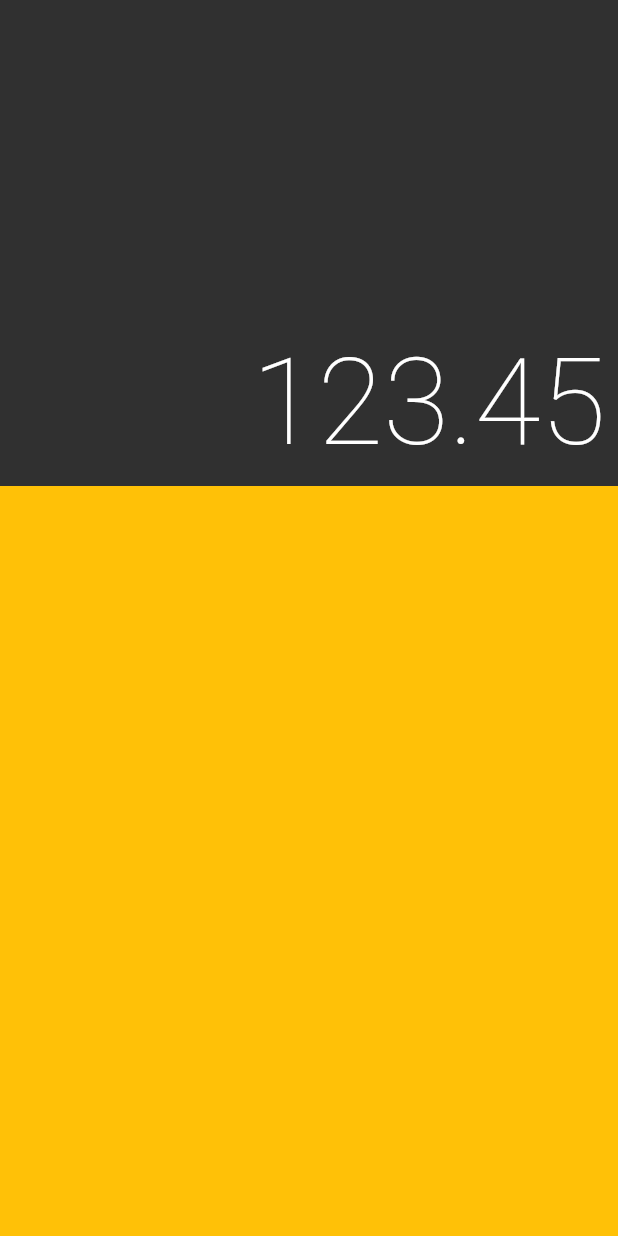
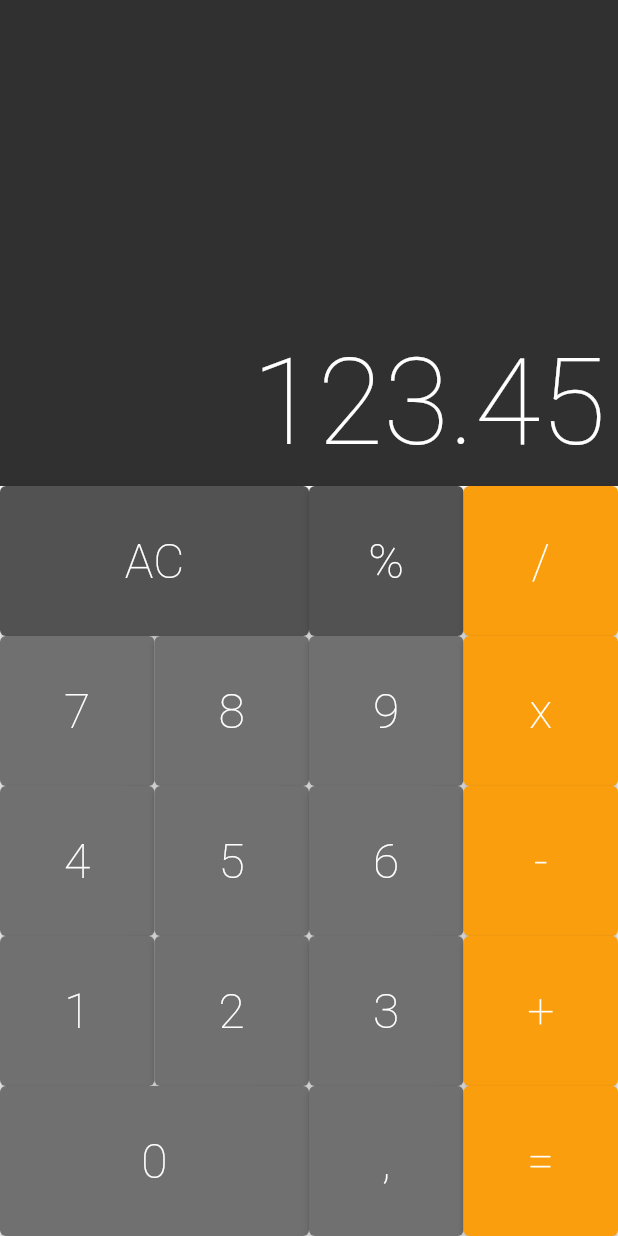
Before and after one commit to marcosmanto/calculator_flutter, a Flutter app: the screen it shows after launch, on a phone screen of 412 x 824 dp. Run offline on Flutter 3.47's test engine with Material 2 defaults, Android fonts, the phone set to English and light mode, and no system bars; drawn by our look-alikes of auto_size_text.

Commit message:
Added callback chain to send button text when button is pressed to the parent widget Calculator.

```diff
--- /dev/null
+++ b/lib/components/button.dart
@@ -0,0 +1,57 @@
+// ignore_for_file: constant_identifier_names
+
+import 'package:flutter/material.dart';
+
+class Button extends StatelessWidget {
+  static const darkColor = Color.fromRGBO(82, 82, 82, 1);
+  static const defaultColor = Color.fromRGBO(112, 112, 112, 1);
+  static const operationColor = Color.fromRGBO(250, 158, 13, 1);
+
+  final String text;
+  final bool big;
+  final Color color;
+  final void Function(String) onPressed;
+
+  const Button({
+    super.key,
+    required this.text,
+    required this.onPressed,
+    this.big = false,
+    this.color = defaultColor,
+  });
+
+  const Button.big({
+    super.key,
+    required this.text,
+    required this.onPressed,
+    this.big = true,
+    this.color = defaultColor,
+  });
+
+  const Button.operation({
+    super.key,
+    required this.text,
+    required this.onPressed,
+    this.big = false,
+    this.color = operationColor,
+  });
+
+  @override
+  Widget build(BuildContext context) {
+    return Expanded(
+      flex: big ? 2 : 1,
+      child: ElevatedButton(
+        style: ElevatedButton.styleFrom(backgroundColor: color),
+        onPressed: () => onPressed(text),
+        child: Text(
+          text,
+          style: const TextStyle(
+            color: Colors.white,
+            fontSize: 32,
+            fontWeight: FontWeight.w200,
+          ),
+        ),
+      ),
+    );
+  }
+}
--- /dev/null
+++ b/lib/components/button_row.dart
@@ -0,0 +1,18 @@
+import 'package:calculator_flutter/components/button.dart';
+import 'package:flutter/material.dart';
+
+class ButtonRow extends StatelessWidget {
+  final List<Button> buttons;
+
+  const ButtonRow({super.key, required this.buttons});
+
+  @override
+  Widget build(BuildContext context) {
+    return Expanded(
+      child: Row(
+        crossAxisAlignment: CrossAxisAlignment.stretch,
+        children: buttons,
+      ),
+    );
+  }
+}
--- a/lib/components/keyboard.dart
+++ b/lib/components/keyboard.dart
@@ -1,13 +1,114 @@
+import 'package:calculator_flutter/components/button.dart';
+import 'package:calculator_flutter/components/button_row.dart';
 import 'package:flutter/material.dart';
 
 class Keyboard extends StatelessWidget {
-  const Keyboard({super.key});
+  final void Function(String) onButtonPressed;
+
+  const Keyboard({super.key, required this.onButtonPressed});
 
   @override
   Widget build(BuildContext context) {
     return Container(
       height: 500,
-      color: Colors.amber,
+      child: Column(
+        children: [
+          ButtonRow(
+            buttons: [
+              Button.big(
+                text: 'AC',
+                color: Button.darkColor,
+                onPressed: onButtonPressed,
+              ),
+              Button(
+                text: '%',
+                color: Button.darkColor,
+                onPressed: onButtonPressed,
+              ),
+              Button.operation(
+                text: '/',
+                onPressed: onButtonPressed,
+              ),
+            ],
+          ),
+          ButtonRow(
+            buttons: [
+              Button(
+                text: '7',
+                onPressed: onButtonPressed,
+              ),
+              Button(
+                text: '8',
+                onPressed: onButtonPressed,
+              ),
+              Button(
+                text: '9',
+                onPressed: onButtonPressed,
+              ),
+              Button.operation(
+                text: 'x',
+                onPressed: onButtonPressed,
+              ),
+            ],
+          ),
+          ButtonRow(
+            buttons: [
+              Button(
+                text: '4',
+                onPressed: onButtonPressed,
+              ),
+              Button(
+                text: '5',
+                onPressed: onButtonPressed,
+              ),
+              Button(
+                text: '6',
+                onPressed: onButtonPressed,
+              ),
+              Button.operation(
+                text: '-',
+                onPressed: onButtonPressed,
+              ),
+            ],
+          ),
+          ButtonRow(
+            buttons: [
+              Button(
+                text: '1',
+                onPressed: onButtonPressed,
+              ),
+              Button(
+                text: '2',
+                onPressed: onButtonPressed,
+              ),
+              Button(
+                text: '3',
+                onPressed: onButtonPressed,
+              ),
+              Button.operation(
+                text: '+',
+                onPressed: onButtonPressed,
+              ),
+            ],
+          ),
+          ButtonRow(
+            buttons: [
+              Button.big(
+                text: '0',
+                onPressed: onButtonPressed,
+              ),
+              Button(
+                text: ',',
+                onPressed: onButtonPressed,
+              ),
+              Button.operation(
+                text: '=',
+                onPressed: onButtonPressed,
+              ),
+            ],
+          ),
+        ],
+      ),
     );
   }
 }
--- /dev/null
+++ b/lib/models/memory.dart
@@ -0,0 +1 @@
+class Memory {}
--- a/lib/screens/calculator.dart
+++ b/lib/screens/calculator.dart
@@ -5,13 +5,18 @@ import 'package:flutter/material.dart';
 class Calculator extends StatelessWidget {
   const Calculator({super.key});
 
+  _onPressed(String text) {
+    // ignore: avoid_print
+    print(text);
+  }
+
   @override
   Widget build(BuildContext context) {
     return MaterialApp(
       home: Scaffold(
-        body: Column(children: const [
-          Display(text: '123.45'),
-          Keyboard(),
+        body: Column(children: [
+          const Display(text: '123.45'),
+          Keyboard(onButtonPressed: _onPressed),
         ]),
       ),
     );
```
Also changed, not shown: 1 other file.
